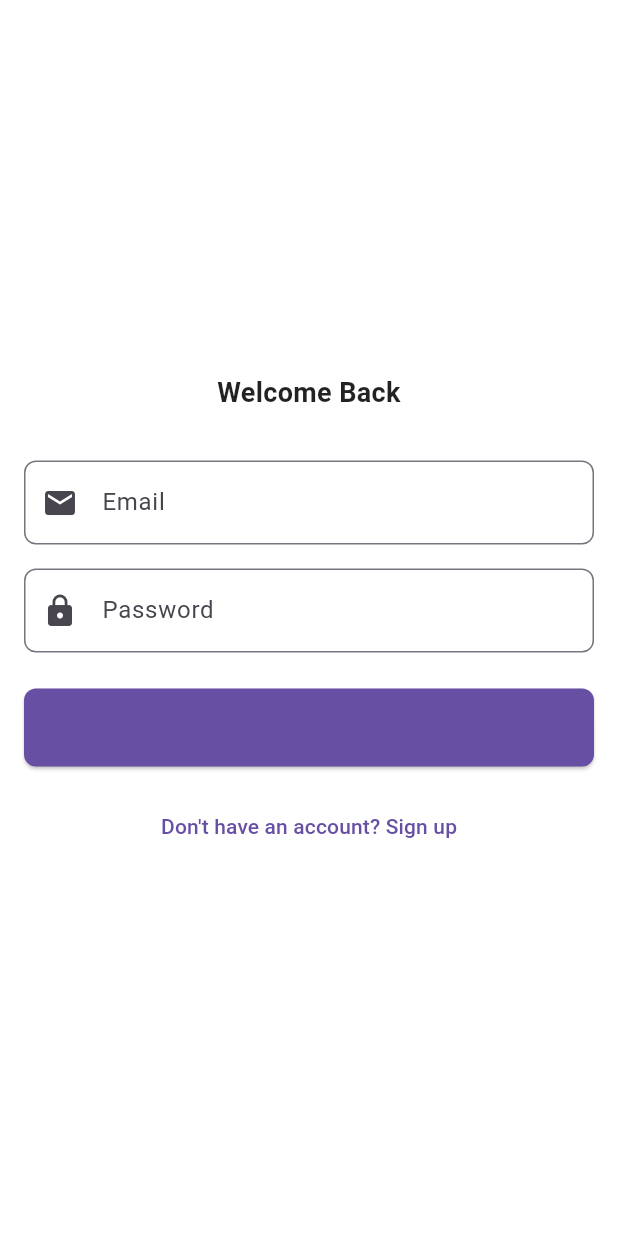
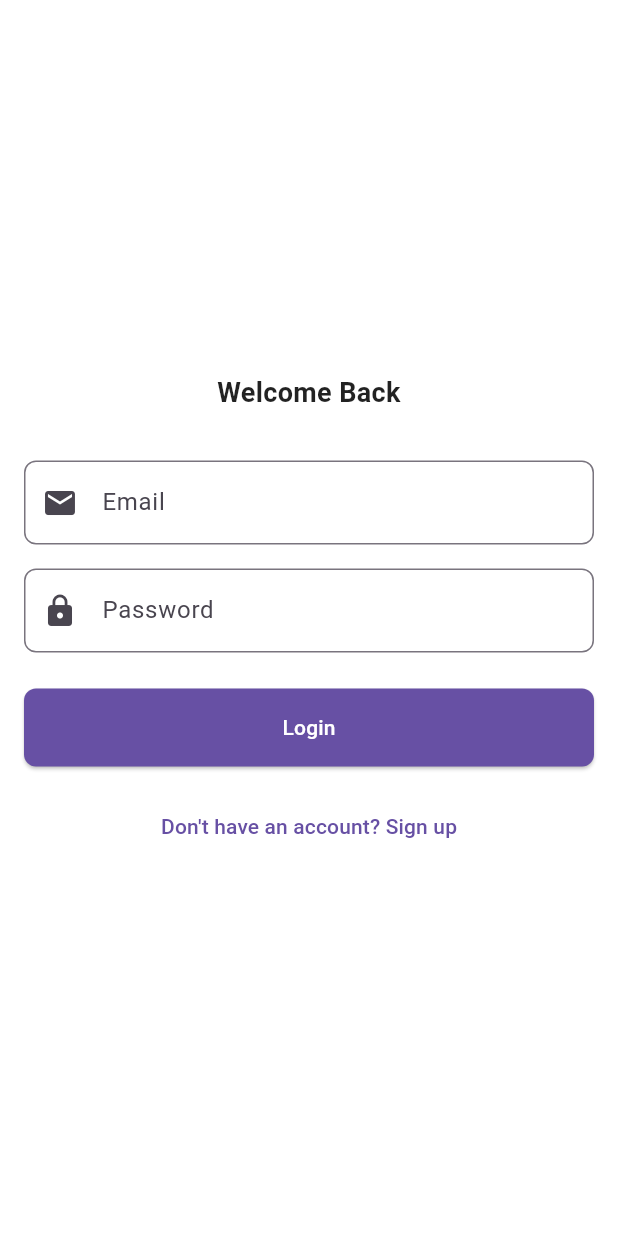
Before and after one commit to Edil-Ayehu/dating_app, a Flutter app: the screen it shows after launch, on a phone screen of 412 x 824 dp. Run offline on Flutter 3.47's test engine with Material 3 defaults, Android fonts, the phone set to English and light mode, and no system bars; our stand-ins replace firebase_core; accounts and stored records are empty.

```diff
--- a/lib/app.dart
+++ b/lib/app.dart
@@ -8,6 +8,7 @@ class DatingApp extends StatelessWidget {
   @override
   Widget build(BuildContext context) {
     return MaterialApp(
+      debugShowCheckedModeBanner: false,
       title: 'Dating App',
       theme: AppTheme.lightTheme,
       home: LoginScreen(),
--- a/lib/main.dart
+++ b/lib/main.dart
@@ -1,9 +1,10 @@
+import 'package:dating_app/firebase_options.dart';
+import 'package:firebase_core/firebase_core.dart';
 import 'package:flutter/material.dart';
-import 'package:firebase_core/firebase_core.dart';
 import 'app.dart';
 
 void main() async {
   WidgetsFlutterBinding.ensureInitialized();
-  await Firebase.initializeApp();
+  await Firebase.initializeApp(options: DefaultFirebaseOptions.currentPlatform);
   runApp(DatingApp());
 }
--- a/lib/widgets/custom_button.dart
+++ b/lib/widgets/custom_button.dart
@@ -17,7 +17,10 @@ class CustomButton extends StatelessWidget {
           borderRadius: BorderRadius.circular(8),
         ),
       ),
-      child: Text(text),
+      child: Text(
+        text,
+        style: TextStyle(color: Colors.white),
+      ),
     );
   }
 }
```
Also changed, not shown: firebase.json (added), lib/firebase_options.dart (added), 5 other files.
